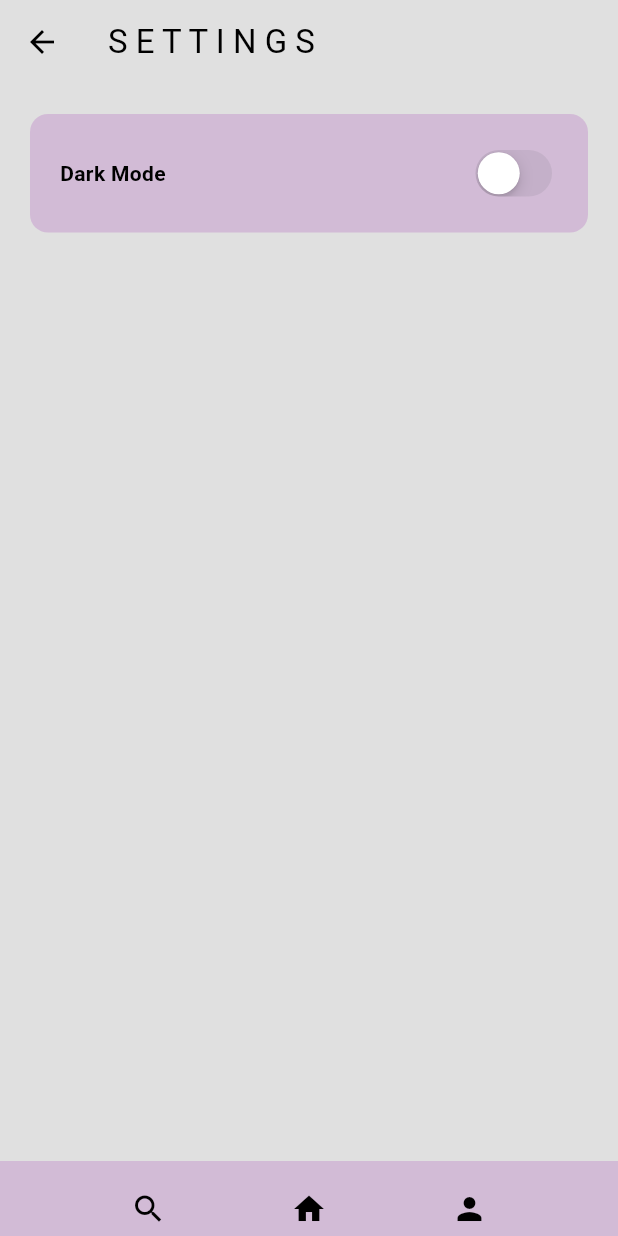
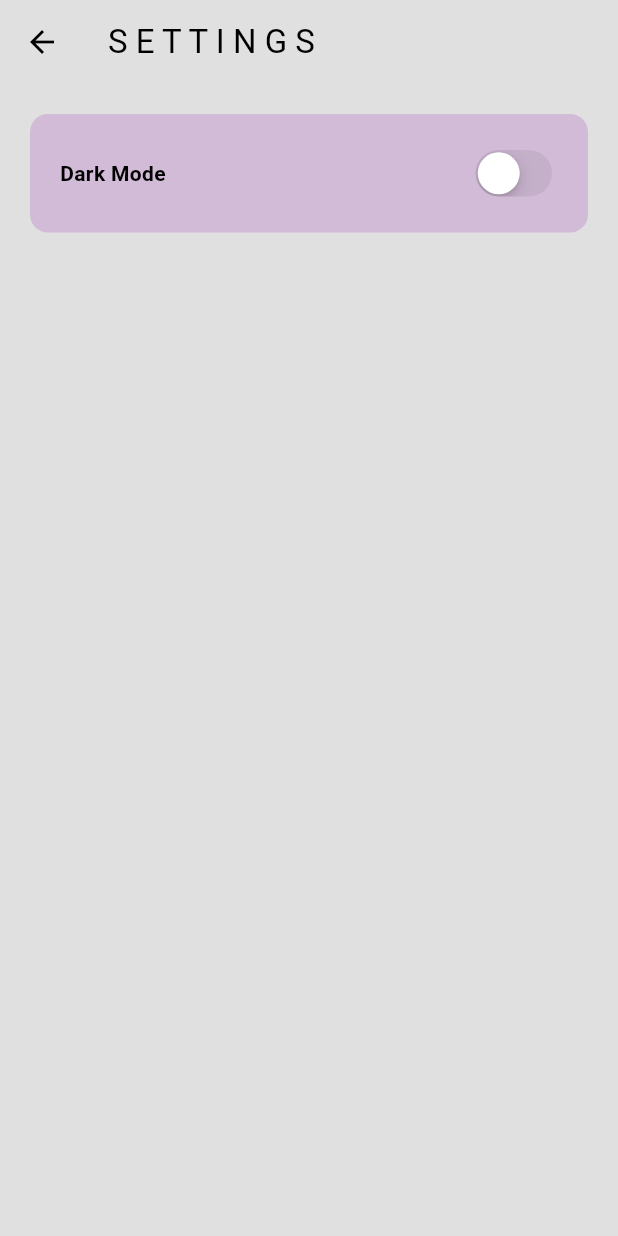
Before and after one commit to GranthikSom/Tone, a Flutter app: the SettingsPage screen opened directly, on a phone screen of 412 x 824 dp. Run offline on Flutter 3.47's test engine with Material 3 defaults, Android fonts, the light colour scheme and no system bars; our stand-ins replace audio_service, audioplayers, file_picker.

Commit message:
removing legacy code

```diff
--- a/lib/components/bottombar.dart
+++ /dev/null
@@ -1,44 +0,0 @@
-import 'package:flutter/material.dart';
-import 'package:flutter_application_1/pages/home_screen.dart';
-
-
-class Bottombar extends StatelessWidget {
-  const Bottombar({super.key});
-
-  @override
-  Widget build(BuildContext context) {
-    return BottomAppBar(
-      elevation: 0,
-      height: 50,
-      color: Theme.of(context).colorScheme.primary.withOpacity(0.2),
-      child: Row(
-        mainAxisAlignment: MainAxisAlignment.spaceEvenly,
-        children: [
-          IconButton(icon: const Icon(Icons.search), onPressed: () {}),
-          IconButton(
-            icon: const Icon(Icons.home),
-            onPressed: () {
-              Navigator.pop(context);
-
-              Navigator.push(
-                context,
-                MaterialPageRoute(builder: (context) => HomeScreen()),
-              );
-            },
-          ),
-          IconButton(
-            icon: const Icon(Icons.person),
-            onPressed: () {
-              Navigator.pop(context);
-
-              Navigator.push(
-                context,
-                MaterialPageRoute(builder: (context) => HomeScreen()),
-              );
-            },
-          ),
-        ],
-      ),
-    );
-  }
-}
--- a/lib/pages/settings_page.dart
+++ b/lib/pages/settings_page.dart
@@ -1,6 +1,6 @@
 import 'package:flutter/cupertino.dart';
 import 'package:flutter/material.dart';
-import 'package:flutter_application_1/components/bottombar.dart';
+
 import 'package:flutter_application_1/themes/theme_provider.dart';
 import 'package:provider/provider.dart';
 class SettingsPage extends StatelessWidget {
@@ -46,7 +46,7 @@ class SettingsPage extends StatelessWidget {
           ),
         ],
       ),
-      bottomNavigationBar: const Bottombar(),
+
     );
   }
 }
```
Also changed, not shown: lib/components/my_drawer.dart (deleted, +0 -60 lines), lib/pages/home_screen.dart (+4 -4 lines).
